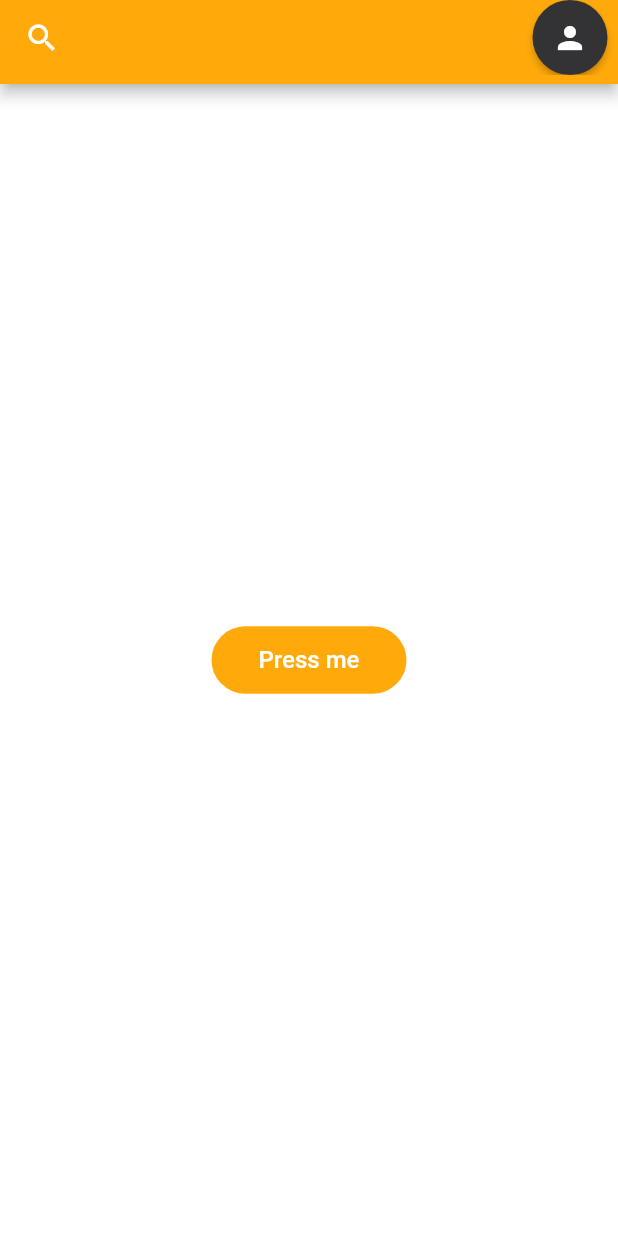
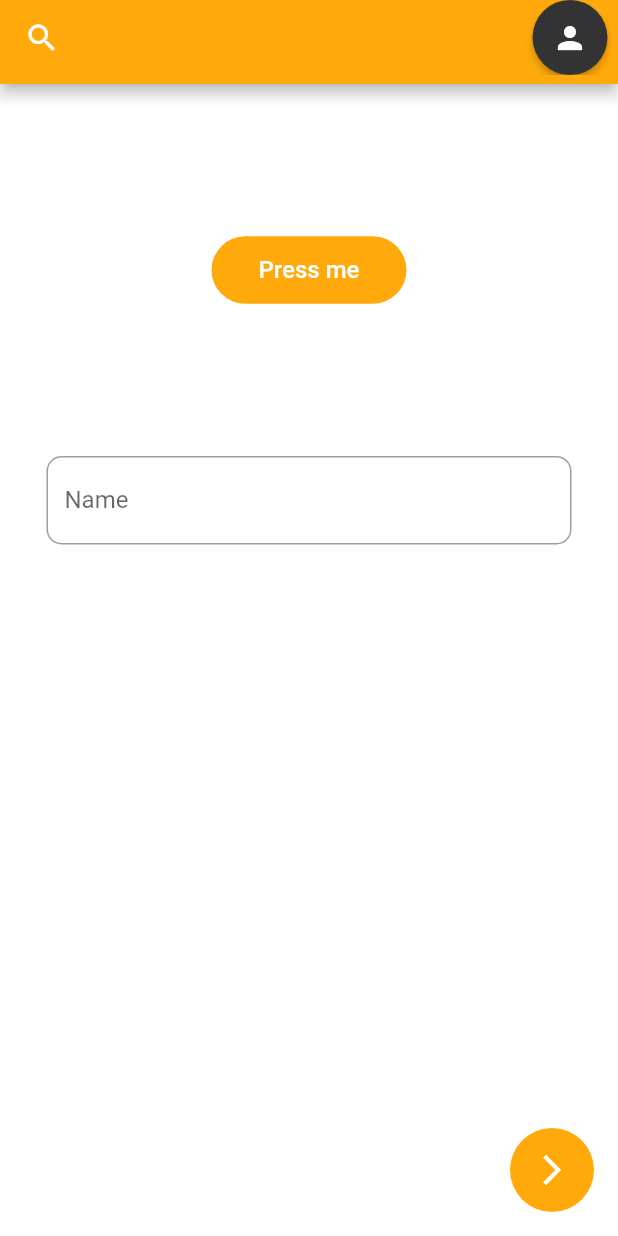
Before and after one commit to AlinaButoiDraghici/multimeister, a Flutter app: the screen it shows after launch, on a phone screen of 412 x 824 dp. Run offline on Flutter 3.47's test engine with Material 2 defaults, Android fonts, the phone set to English and light mode, and no system bars.

Commit message:
MSTR-20: Added custom text field and custom floating button

```diff
--- a/lib/screens/home.dart
+++ b/lib/screens/home.dart
@@ -2,6 +2,8 @@ import 'package:flutter/cupertino.dart';
 import 'package:flutter/material.dart';
 import 'package:multimeister/ui_components/custom_app_bar.dart';
 import 'package:multimeister/ui_components/custom_button.dart';
+import 'package:multimeister/ui_components/custom_floating_button.dart';
+import 'package:multimeister/ui_components/custom_textfield.dart';
 
 class Home extends StatefulWidget {
   const Home({Key? key}) : super(key: key);
@@ -15,12 +17,28 @@ class _HomeState extends State<Home> {
   Widget build(BuildContext context) {
     return Scaffold(
       appBar: CustomAppBar(),
+      floatingActionButton: CustomFloatingButton(
+        onPressed: () {},
+      ),
       body: Container(
           color: Colors.white,
           child: Center(
-            child: CustomButton(
-              text: "Press me",
-              onPressed: () {},
+            child: Column(
+              children: [
+                SizedBox(
+                  height: 100,
+                ),
+                CustomButton(
+                  text: "Press me",
+                  onPressed: () {},
+                ),
+                SizedBox(
+                  height: 100,
+                ),
+                CustomTextField(
+                  label: "Name",
+                ),
+              ],
             ),
           )
           //Center(child: Text("Multimeister")),
--- a/lib/ui_components/custom_app_bar.dart
+++ b/lib/ui_components/custom_app_bar.dart
@@ -14,7 +14,7 @@ class CustomAppBar extends StatelessWidget with PreferredSizeWidget {
       backgroundColor: AppColors.Yellow,
       toolbarHeight: 50,
       leading: IconButton(
-        icon: Icon(
+        icon: const Icon(
           Icons.search,
           size: 24,
         ),
@@ -23,7 +23,7 @@ class CustomAppBar extends StatelessWidget with PreferredSizeWidget {
       actions: [
         ElevatedButton(
           onPressed: () {},
-          child: Icon(Icons.person),
+          child: const Icon(Icons.person),
           style: ElevatedButton.styleFrom(
               primary: AppColors.DarkGray,
               shape: const CircleBorder(),
--- a/lib/ui_components/custom_button.dart
+++ b/lib/ui_components/custom_button.dart
@@ -29,7 +29,7 @@ class _CustomButtonState extends State<CustomButton> {
           ),
           style: ElevatedButton.styleFrom(
               elevation: 0,
-              padding: EdgeInsets.all(12),
+              padding: EdgeInsets.all(AppMargins.S),
               minimumSize: Size(130, 45),
               primary: widget.isPrimary ? AppColors.Yellow : AppColors.DarkGray,
               shape: RoundedRectangleBorder(
--- /dev/null
+++ b/lib/ui_components/custom_floating_button.dart
@@ -0,0 +1,25 @@
+import 'package:flutter/cupertino.dart';
+import 'package:flutter/material.dart';
+import 'package:multimeister/ui_components/ui_specs.dart';
+
+class CustomFloatingButton extends StatefulWidget {
+  final VoidCallback onPressed;
+  const CustomFloatingButton({Key? key, required this.onPressed})
+      : super(key: key);
+
+  @override
+  State<CustomFloatingButton> createState() => _CustomFloatingButtonState();
+}
+
+class _CustomFloatingButtonState extends State<CustomFloatingButton> {
+  @override
+  Widget build(BuildContext context) {
+    return FloatingActionButton(
+      onPressed: widget.onPressed,
+      child: Icon(
+        Icons.arrow_forward_ios,
+      ),
+      elevation: 0,
+    );
+  }
+}
--- /dev/null
+++ b/lib/ui_components/custom_textfield.dart
@@ -0,0 +1,32 @@
+import 'package:flutter/cupertino.dart';
+import 'package:flutter/material.dart';
+import 'package:multimeister/ui_components/ui_specs.dart';
+
+class CustomTextField extends StatefulWidget {
+  final String label;
+  final IconData? icon;
+  const CustomTextField({Key? key, required this.label, this.icon = null})
+      : super(key: key);
+
+  @override
+  State<CustomTextField> createState() => _CustomTextFieldState();
+}
+
+class _CustomTextFieldState extends State<CustomTextField> {
+  @override
+  Widget build(BuildContext context) {
+    return Container(
+      width: 350,
+      child: TextFormField(
+        decoration: InputDecoration(
+            suffixIcon: Icon(
+              widget.icon,
+              size: 24,
+            ),
+            labelText: widget.label,
+            border:
+                OutlineInputBorder(borderRadius: BorderRadius.circular(10))),
+      ),
+    );
+  }
+}
--- /dev/null
+++ b/lib/ui_components/review_tile.dart
@@ -0,0 +1,15 @@
+import 'package:flutter/cupertino.dart';
+
+class ReviewTile extends StatefulWidget {
+  const ReviewTile({Key? key}) : super(key: key);
+
+  @override
+  State<ReviewTile> createState() => _ReviewTileState();
+}
+
+class _ReviewTileState extends State<ReviewTile> {
+  @override
+  Widget build(BuildContext context) {
+    return Container();
+  }
+}
```
